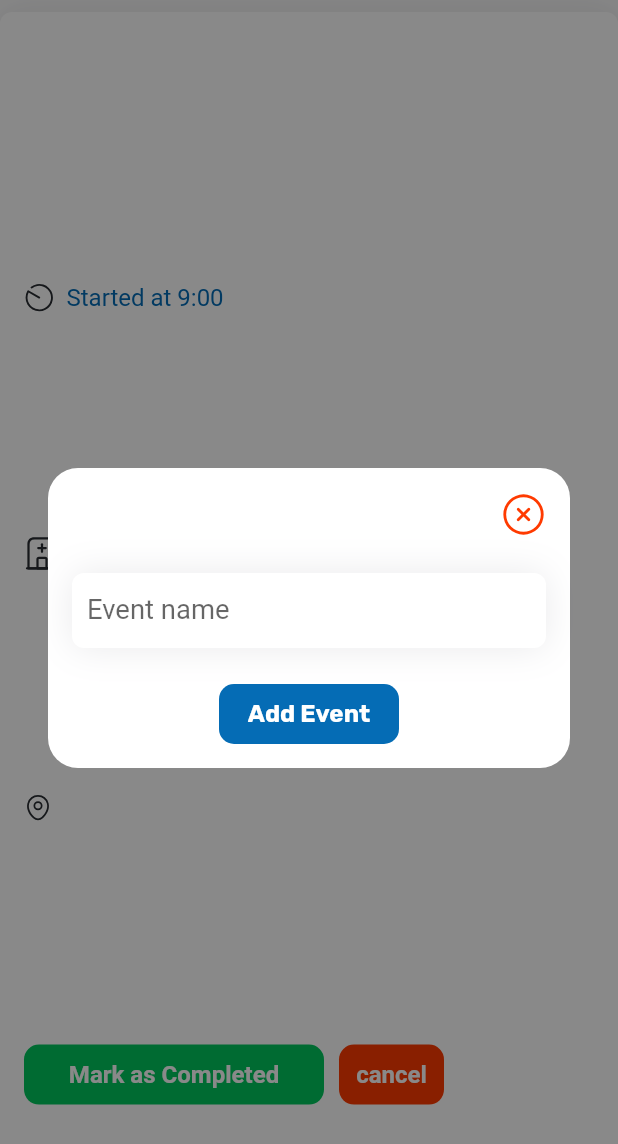
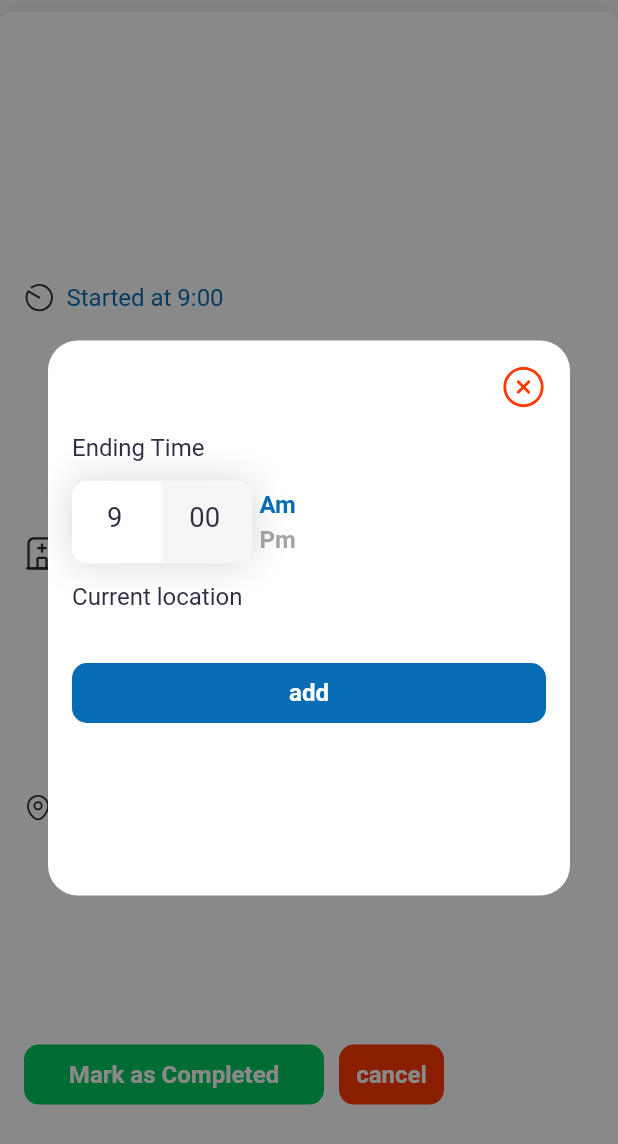
Before and after one commit to jopaul23/event-app, a Flutter app: the CurrentEventContainer widget shown alone on an empty page, opened directly, after a tap on "Mark as Completed", on a phone screen of 412 x 824 dp. Shown: the top 1144 px of the screen. Run offline on Flutter 3.47's test engine with Material 2 defaults, Android fonts, the phone set to English and light mode, and no system bars; our stand-ins replace dio, flutter_screenutil, flutter_spinkit, flutter_svg, geolocator, get and 2 more; accounts and stored records are empty; network calls fail.

Commit message:
primary changes made

```diff
--- a/frontend/lib/controllers/event_add_controller.dart
+++ b/frontend/lib/controllers/event_add_controller.dart
@@ -24,11 +24,13 @@ class EventAddController extends GetxController {
   String endingLocation = '';
   String school = '';
   // DateTime? startingTime;
-  DateTime? endingTime;
+  DateTime endingTime = DateTime(DateTime.now().year, DateTime.now().month,
+      DateTime.now().day, 9, 0, 0, 0, 0);
   // BuildContext? context;
 
   String geoStartingCodedLocation = "";
   String endingGeocodedLocation = "";
+
   reset() {
     am = true;
     minute = 0;
@@ -80,7 +82,7 @@ class EventAddController extends GetxController {
       "name": eventName,
       "userEmail": email!,
       "startingTime": startingTime.toIso8601String(),
-      "endingTime": endingTime!.toIso8601String(),
+      "endingTime": endingTime.toIso8601String(),
       "startingLocation": startingLocation,
       "endingLocation": endingLocation,
       "school": school
--- a/frontend/lib/view/screens/home/current_event_container.dart
+++ b/frontend/lib/view/screens/home/current_event_container.dart
@@ -1,7 +1,7 @@
 import 'package:event_creation/controllers/event_add_controller.dart';
 import 'package:event_creation/controllers/event_controller.dart';
 import 'package:event_creation/view/constants/constants.dart';
-import 'package:event_creation/view/screens/home/end_event_overlay.dart';
+import 'package:event_creation/view/screens/home/endEventOverlay/end_event_overlay.dart';
 import 'package:event_creation/view/widgets/buttons/square_btn.dart';
 import 'package:flutter/material.dart';
 import 'package:flutter_screenutil/flutter_screenutil.dart';
@@ -125,6 +125,11 @@ class _CurrentEventContainerState extends State<CurrentEventContainer> {
                         await EventAddController.determinePosition();
                     eventAddController.endingLocation =
                         "${location.latitude},${location.longitude}";
+
+                    eventAddController.endingGeocodedLocation =
+                        await EventAddController.geocodeLocation(
+                            eventAddController.endingLocation);
+                    eventAddController.update();
                   },
                 ),
                 const SizedBox(
--- /dev/null
+++ b/frontend/lib/view/screens/home/endEventOverlay/end_event_overlay.dart
@@ -0,0 +1,117 @@
+import 'package:event_creation/controllers/event_add_controller.dart';
+import 'package:event_creation/view/constants/constants.dart';
+import 'package:event_creation/view/widgets/time_selector_widget.dart';
+import 'package:event_creation/view/screens/home/endEventOverlay/top_bar.dart';
+import 'package:event_creation/view/widgets/buttons/square_btn.dart';
+import 'package:event_creation/view/widgets/toast.dart';
+import 'package:flutter/material.dart';
+import 'package:flutter_screenutil/flutter_screenutil.dart';
+import 'package:flutter_svg/flutter_svg.dart';
+import 'package:geolocator/geolocator.dart';
+import 'package:get/get.dart';
+import 'package:google_fonts/google_fonts.dart';
+
+class EndEventOverlay extends StatefulWidget {
+  final OverlayEntry overlay;
+  const EndEventOverlay({Key? key, required this.overlay}) : super(key: key);
+
+  @override
+  State<EndEventOverlay> createState() => _EndEventOverlayState();
+}
+
+class _EndEventOverlayState extends State<EndEventOverlay> {
+  final nameController = TextEditingController();
+  final addEventController = Get.find<EventAddController>();
+  final timeKey = GlobalKey<TimeControlWidgetState>();
+  @override
+  Widget build(BuildContext context) {
+    String text = "";
+    return Positioned(
+      height: MediaQuery.of(context).size.height,
+      width: MediaQuery.of(context).size.width,
+      child: Material(
+        color: Colors.black.withOpacity(.1),
+        child: Stack(
+          children: [
+            GestureDetector(
+              onTap: () => widget.overlay.remove(),
+              child: Container(
+                color: Colors.black.withOpacity(.4),
+                height: MediaQuery.of(context).size.height,
+                width: MediaQuery.of(context).size.height,
+              ),
+            ),
+            Center(
+              child: Container(
+                  height: 370,
+                  width: MediaQuery.of(context).size.width - defaultPadding * 4,
+                  padding: const EdgeInsets.all(defaultPadding),
+                  decoration: BoxDecoration(
+                      borderRadius: BorderRadius.circular(20), color: white),
+                  child: Column(
+                    crossAxisAlignment: CrossAxisAlignment.start,
+                    children: [
+                      TopBar(
+                          addEventController: addEventController,
+                          widget: widget),
+                      const SizedBox(
+                        height: defaultPadding,
+                      ),
+                      Text(
+                        "Ending Time",
+                        style: TextStyle(fontSize: 14.sp, color: textColor1),
+                      ),
+                      SizedBox(
+                        height: 80,
+                        child: TimeControlWidget(
+                          key: timeKey,
+                        ),
+                      ),
+                      Text(
+                        "Current location",
+                        style: TextStyle(fontSize: 14.sp, color: textColor1),
+                      ),
+                      GetBuilder<EventAddController>(builder: (context) {
+                        return SizedBox(
+                          width: 200,
+                          child: Text(
+                            addEventController.endingGeocodedLocation
+                                .replaceAll("}", ""),
+                            maxLines: 5,
+                            style: TextStyle(
+                              color: primaryBlue,
+                              fontSize: 14.sp,
+                            ),
+                          ),
+                        );
+                      }),
+                      const SizedBox(
+                        height: defaultPadding,
+                      ),
+                      Center(
+                        child: SquareButton(
+                            onPressed: () {
+                              bool am = timeKey.currentState!.isAm;
+                              int hr = int.parse(timeKey
+                                  .currentState!.hourTimeController.text);
+                              int min = int.parse(
+                                  timeKey.currentState!.minTimeController.text);
+                              addEventController.endingTime =
+                                  addEventController.toDateTime(hr, min, am,
+                                      addEventController.endingTime);
+
+                              print(addEventController.endingTime);
+                            },
+                            text: "add",
+                            color: primaryBlue,
+                            width: double.infinity),
+                      )
+                    ],
+                  )),
+            )
+          ],
+        ),
+      ),
+    );
+  }
+}
--- /dev/null
+++ b/frontend/lib/view/screens/home/endEventOverlay/top_bar.dart
@@ -0,0 +1,44 @@
+import 'package:event_creation/controllers/event_add_controller.dart';
+import 'package:event_creation/view/screens/home/endEventOverlay/end_event_overlay.dart';
+import 'package:flutter/material.dart';
+import 'package:flutter_screenutil/flutter_screenutil.dart';
+import 'package:flutter_svg/flutter_svg.dart';
+
+import '../../../constants/constants.dart';
+
+class TopBar extends StatelessWidget {
+  const TopBar({
+    Key? key,
+    required this.addEventController,
+    required this.widget,
+  }) : super(key: key);
+
+  final EventAddController addEventController;
+  final EndEventOverlay widget;
+
+  @override
+  Widget build(BuildContext context) {
+    return Row(
+      children: [
+        Text(
+          addEventController.eventName,
+          style: TextStyle(
+            color: primaryBlue,
+            fontWeight: FontWeight.bold,
+            fontSize: 16.sp,
+          ),
+        ),
+        const Spacer(),
+        GestureDetector(
+          onTap: () => widget.overlay.remove(),
+          child: SvgPicture.asset(
+            "assets/svg/exit.svg",
+            color: red,
+            height: 30,
+            width: 30,
+          ),
+        ),
+      ],
+    );
+  }
+}
--- a/frontend/lib/view/screens/home/end_event_overlay.dart
+++ /dev/null
@@ -1,133 +0,0 @@
-import 'package:event_creation/controllers/event_add_controller.dart';
-import 'package:event_creation/view/constants/constants.dart';
-import 'package:event_creation/view/widgets/toast.dart';
-import 'package:flutter/material.dart';
-import 'package:flutter_screenutil/flutter_screenutil.dart';
-import 'package:flutter_svg/flutter_svg.dart';
-import 'package:geolocator/geolocator.dart';
-import 'package:get/get.dart';
-import 'package:google_fonts/google_fonts.dart';
-
-class EndEventOverlay extends StatefulWidget {
-  final OverlayEntry overlay;
-  const EndEventOverlay({Key? key, required this.overlay}) : super(key: key);
-
-  @override
-  State<EndEventOverlay> createState() => _EndEventOverlayState();
-}
-
-class _EndEventOverlayState extends State<EndEventOverlay> {
-  final nameController = TextEditingController();
-  final addEventController = Get.find<EventAddController>();
-  @override
-  Widget build(BuildContext context) {
-    String text = "";
-    return Positioned(
-      height: MediaQuery.of(context).size.height,
-      width: MediaQuery.of(context).size.width,
-      child: Material(
-        color: Colors.black.withOpacity(.1),
-        child: Stack(
-          children: [
-            GestureDetector(
-              onTap: () => widget.overlay.remove(),
-              child: Container(
-                color: Colors.black.withOpacity(.4),
-                height: MediaQuery.of(context).size.height,
-                width: MediaQuery.of(context).size.height,
-              ),
-            ),
-            Center(
-              child: Container(
-                height: 200,
-                width: MediaQuery.of(context).size.width - defaultPadding * 4,
-                padding: const EdgeInsets.all(defaultPadding),
-                decoration: BoxDecoration(
-                    borderRadius: BorderRadius.circular(20), color: white),
-                child: Column(
-                    mainAxisAlignment: MainAxisAlignment.spaceBetween,
-                    children: [
-                      Align(
-                        alignment: Alignment.topRight,
-                        child: GestureDetector(
-                          onTap: () => widget.overlay.remove(),
-                          child: SvgPicture.asset(
-                            "assets/svg/exit.svg",
-                            color: red,
-                            height: 30,
-                            width: 30,
-                          ),
-                        ),
-                      ),
-                      Container(
-                        margin: const EdgeInsets.symmetric(vertical: 8),
-                        padding: const EdgeInsets.symmetric(horizontal: 10),
-                        height: 50,
-                        width: double.infinity,
-                        decoration: BoxDecoration(
-                            color: white,
-                            borderRadius: BorderRadius.circular(8),
-                            boxShadow: [
-                              BoxShadow(
-                                color: textColor1.withOpacity(.1),
-                                blurRadius: 20,
-                              )
-                            ]),
-                        child: TextFormField(
-                          controller: nameController,
-                          //validator: widget.validateFun!,
-                          // onChanged: (value) =>  = nameController.text,
-                          decoration: InputDecoration(
-                            hintText: "Event name",
-                            hintStyle: TextStyle(fontSize: 16.sp),
-                            border: InputBorder.none,
-                          ),
-                        ),
-                      ),
-                      InkWell(
-                        onTap: () async {
-                          print("pressed");
-                          addEventController.eventName = nameController.text;
-                          addEventController.startingTime = DateTime.now();
-                          addEventController.update();
-                          EventAddController.determinePosition()
-                              .then((Position location) {
-                            addEventController.startingLocation =
-                                "${location.latitude},${location.longitude}";
-                            addEventController.update();
-                          });
-                          showToast(
-                              context: context,
-                              title: "successfully created evnet",
-                              description: "",
-                              icon: "assets/svg/tick.svg",
-                              color: primaryBlue);
-                          widget.overlay.remove();
-                        },
-                        child: Container(
-                          height: 40,
-                          width: 120,
-                          alignment: Alignment.center,
-                          decoration: BoxDecoration(
-                            borderRadius: BorderRadius.circular(10),
-                            color: primaryBlue,
-                          ),
-                          child: Text(
-                            "Add Event",
-                            style: GoogleFonts.rubik(
-                              color: white,
-                              fontWeight: FontWeight.bold,
-                              fontSize: 14.sp,
-                            ),
-                          ),
-                        ),
-                      )
-                    ]),
-              ),
-            ),
-          ],
-        ),
-      ),
-    );
-  }
-}
--- a/frontend/lib/view/screens/home/home.dart
+++ b/frontend/lib/view/screens/home/home.dart
@@ -3,7 +3,7 @@ import 'package:event_creation/controllers/event_controller.dart';
 import 'package:event_creation/models/event.dart';
 import 'package:event_creation/view/constants/constants.dart';
 import 'package:event_creation/view/screens/addEvent/add_event_page.dart';
-import 'package:event_creation/view/screens/home/end_event_overlay.dart';
+import 'package:event_creation/view/screens/home/endEventOverlay/end_event_overlay.dart';
 import 'package:event_creation/view/screens/home/current_event_container.dart';
 import 'package:event_creation/view/screens/home/event_container.dart';
 import 'package:event_creation/view/screens/registration/login/login_page.dart';
--- /dev/null
+++ b/frontend/lib/view/widgets/time_selector_widget.dart
@@ -0,0 +1,207 @@
+import 'package:event_creation/controllers/event_add_controller.dart';
+import 'package:event_creation/view/constants/constants.dart';
+import 'package:flutter/material.dart';
+import 'package:flutter_screenutil/flutter_screenutil.dart';
+import 'package:get/get.dart';
+
+class TimeControlWidget extends StatefulWidget {
+  const TimeControlWidget({
+    Key? key,
+  }) : super(key: key);
+
+  @override
+  State<TimeControlWidget> createState() => TimeControlWidgetState();
+}
+
+class TimeControlWidgetState extends State<TimeControlWidget> {
+  // EventAddController eventAddController = Get.find<EventAddController>();
+
+  final minTimeController = TextEditingController(text: "00");
+
+  final hourTimeController = TextEditingController(text: "9");
+  bool isAm = true;
+  @override
+  Widget build(BuildContext context) {
+    return GetBuilder<EventAddController>(builder: (context) {
+      return SizedBox(
+        width: 200,
+        child: Row(
+          children: [
+            Container(
+              height: 55,
+              width: 120,
+              decoration: BoxDecoration(
+                  borderRadius: BorderRadius.circular(10),
+                  color: white,
+                  boxShadow: [
+                    BoxShadow(
+                      blurRadius: 20,
+                      color: textColor1.withOpacity(0.2),
+                    )
+                  ]),
+              child: Row(children: [
+                Container(
+                  width: 60,
+                  height: 55,
+                  decoration: const BoxDecoration(
+                      borderRadius: BorderRadius.only(
+                          topLeft: Radius.circular(10),
+                          bottomLeft: Radius.circular(10))),
+                  child: FocusScope(
+                    child: Focus(
+                      onFocusChange: (focus) {
+                        if (!focus) {
+                          _addTime();
+                        }
+                      },
+                      child: TextFormField(
+                        controller: hourTimeController,
+                        onEditingComplete: () {
+                          _addTime();
+                          FocusManager.instance.primaryFocus?.unfocus();
+                        },
+                        onChanged: (value) {
+                          hourTimeValidator(value);
+                        },
+                        keyboardType: const TextInputType.numberWithOptions(
+                            decimal: false, signed: false),
+                        textAlign: TextAlign.center,
+                        decoration:
+                            const InputDecoration(border: InputBorder.none),
+                        style: TextStyle(fontSize: 16.sp, color: textColor1),
+                      ),
+                    ),
+                  ),
+                ),
+                Container(
+                  width: 60,
+                  height: 55,
+                  decoration: const BoxDecoration(
+                      color: Color(0xffF6F6F6),
+                      borderRadius: BorderRadius.only(
+                          topRight: Radius.circular(10),
+                          bottomRight: Radius.circular(10))),
+                  child: FocusScope(
+                    child: Focus(
+                      onFocusChange: (focus) {
+                        if (!focus) {
+                          _addTime();
+                        }
+                      },
+                      child: TextFormField(
+                        onEditingComplete: () {
+                          _addTime();
+                          FocusManager.instance.primaryFocus?.unfocus();
+                        },
+                        keyboardType: const TextInputType.numberWithOptions(
+                            decimal: false, signed: false),
+                        controller: minTimeController,
+                        onChanged: (value) {
+                          minTimeValidator(value);
+                        },
+                        textAlign: TextAlign.center,
+                        decoration: const InputDecoration(
+                          border: InputBorder.none,
+                        ),
+                        style: TextStyle(fontSize: 16.sp, color: textColor1),
+                      ),
+                    ),
+                  ),
+                ),
+              ]),
+            ),
+            const SizedBox(
+              width: 5,
+            ),
+            GestureDetector(
+              onTap: () {
+                setState(() {
+                  isAm = !isAm;
+                  // eventAddController.noonSelection();
+                });
+              },
+              child: SizedBox(
+                height: 52,
+                child: Column(
+                  mainAxisAlignment: MainAxisAlignment.spaceEvenly,
+                  children: [
+                    Text(
+                      "Am",
+                      style: TextStyle(
+                          fontSize: 14.sp,
+                          fontWeight: FontWeight.w600,
+                          color: isAm ? primaryBlue : hintTextColor),
+                    ),
+                    Text(
+                      "Pm",
+                      style: TextStyle(
+                        fontSize: 14.sp,
+                        fontWeight: FontWeight.w600,
+                        color: !isAm ? primaryBlue : hintTextColor,
+                      ),
+                    ),
+                  ],
+                ),
+              ),
+            )
+          ],
+        ),
+      );
+    });
+  }
+
+  void _addTime() {
+    if (minTimeController.text.isEmpty) {
+      minTimeController.text = "00";
+    }
+    if (minTimeController.text.length == 1) {
+      minTimeController.text = "0${minTimeController.text}";
+    }
+    if (hourTimeController.text.isEmpty) {
+      hourTimeController.text = "00";
+    }
+
+    if (hourTimeController.text.length == 1) {
+      hourTimeController.text = "0${hourTimeController.text}";
+    }
+    // eventAddController.hour = int.parse(hourTimeController.text);
+    // eventAddController.minute = int.parse(minTimeController.text);
+    // eventAddController.updateTime();
+  }
+
+  void minTimeValidator(value) {
+    if (!value.isEmpty) {
+      if (int.parse(value) > 59 && value.length <= 2) {
+        minTimeController.text = "59";
+        minTimeController.selection = TextSelection(
+            baseOffset: 0, extentOffset: minTimeController.value.text.length);
+      } else if (value.length > 2) {
+        minTimeController.text = (int.parse(value) / 10).floor().toString();
+        minTimeController.selection = TextSelection(
+            baseOffset: 0, extentOffset: minTimeController.value.text.length);
+      } else if (int.parse(value) < 0) {
+        minTimeController.text = "00";
+        minTimeController.selection = TextSelection(
+            baseOffset: 0, extentOffset: minTimeController.value.text.length);
+      }
+    }
+  }
+
+  void hourTimeValidator(value) {
+    if (!value.isEmpty) {
+      if (int.parse(value) > 12 && value.length <= 2) {
+        hourTimeController.text = "12";
+        hourTimeController.selection = TextSelection(
+            baseOffset: 0, extentOffset: hourTimeController.value.text.length);
+      } else if (value.length > 2) {
+        hourTimeController.text = (int.parse(value) / 10).floor().toString();
+        hourTimeController.selection = TextSelection(
+            baseOffset: 0, extentOffset: hourTimeController.value.text.length);
+      } else if (int.parse(value) < 0) {
+        hourTimeController.text = "00";
+        hourTimeController.selection = TextSelection(
+            baseOffset: 0, extentOffset: hourTimeController.value.text.length);
+      }
+    }
+  }
+}
```
Also changed, not shown: frontend/lib/view/screens/addEvent/add_event_page.dart (+13 -1 lines).
